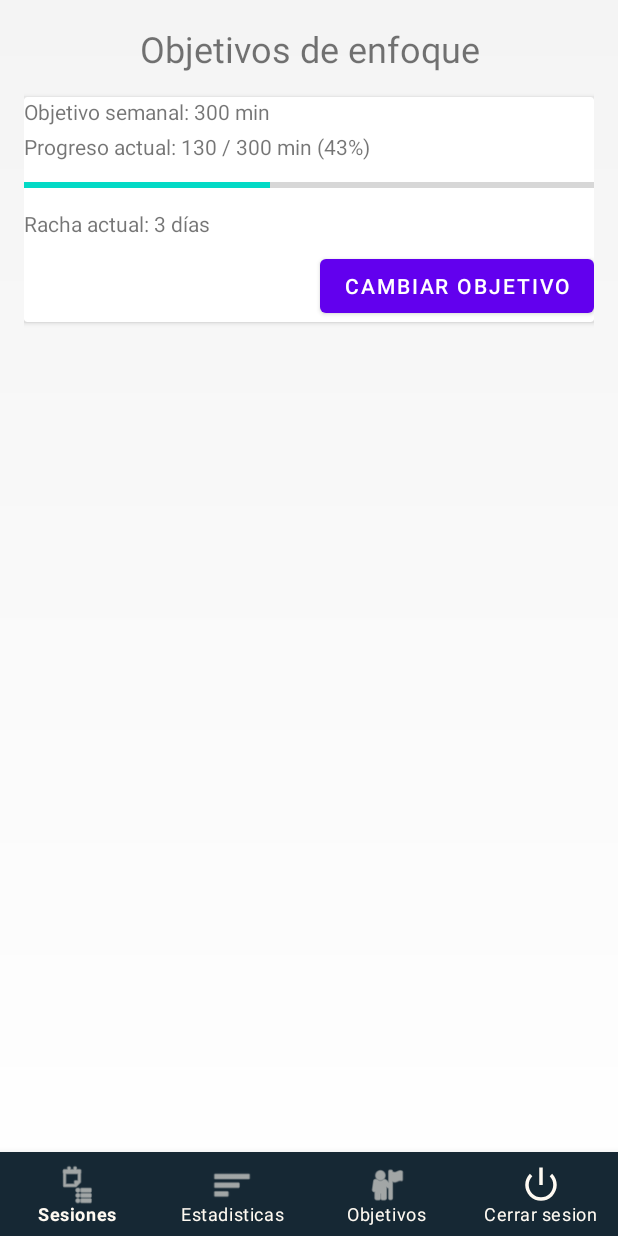
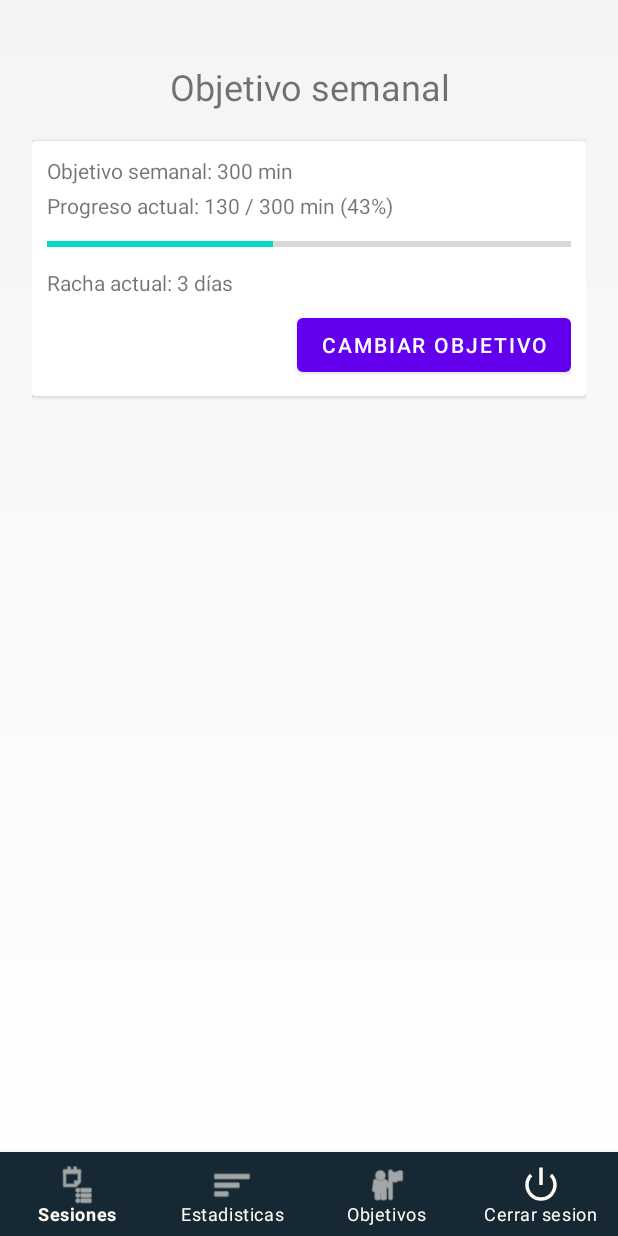
Before and after one commit to reguue2/focustrackr, an Android app: the fragment GoalsFragment placed in its activity, on a phone screen of 412 x 824 dp. Run offline under Robolectric (Android 15) with nearby library versions, the phone set to English and light mode, and no system bars; our stand-ins replace Room's generated code.

Commit message:
Objetivos implementado

```diff
--- a/app/src/main/res/layout/fragment_goals.xml
+++ b/app/src/main/res/layout/fragment_goals.xml
@@ -7,6 +7,7 @@
     <LinearLayout
         android:layout_width="match_parent"
         android:layout_height="wrap_content"
+        android:layout_margin="5dp"
         android:orientation="vertical">
 
         <!-- Título -->
@@ -14,62 +15,64 @@
             android:id="@+id/tvGoalsTitle"
             android:layout_width="match_parent"
             android:layout_height="wrap_content"
-            android:text="Objetivos de enfoque"
+            android:padding="20dp"
+            android:paddingBottom="16dp"
+            android:text="Objetivo semanal"
             android:textAlignment="center"
-            android:textSize="24sp"
-            android:paddingBottom="16dp" />
+            android:textSize="24sp" />
 
         <!-- Card con datos principales -->
         <androidx.cardview.widget.CardView
             android:layout_width="match_parent"
             android:layout_height="wrap_content"
             android:layout_marginBottom="16dp"
-            android:padding="16dp"
-            android:elevation="4dp">
+            android:elevation="4dp"
+            android:padding="16dp">
 
             <LinearLayout
                 android:layout_width="match_parent"
                 android:layout_height="wrap_content"
+                android:layout_margin="10dp"
                 android:orientation="vertical">
 
                 <TextView
                     android:id="@+id/tvWeeklyGoal"
                     android:layout_width="match_parent"
                     android:layout_height="wrap_content"
-                    android:text="Objetivo semanal: -- min"
-                    android:paddingBottom="4dp" />
+                    android:paddingBottom="4dp"
+                    android:text="Objetivo semanal: -- min" />
 
                 <!-- Estado/porcentaje -->
                 <TextView
                     android:id="@+id/tvWeeklyStatus"
                     android:layout_width="match_parent"
                     android:layout_height="wrap_content"
-                    android:text="Progreso: -- / -- min (--%)"
-                    android:paddingBottom="8dp" />
+                    android:paddingBottom="8dp"
+                    android:text="Progreso: -- / -- min (--%)" />
 
                 <ProgressBar
                     android:id="@+id/progressWeekly"
                     style="?android:attr/progressBarStyleHorizontal"
                     android:layout_width="match_parent"
                     android:layout_height="wrap_content"
-                    android:progress="0"
                     android:max="100"
-                    android:paddingBottom="8dp" />
+                    android:paddingBottom="8dp"
+                    android:progress="0" />
 
                 <TextView
                     android:id="@+id/tvCurrentStreak"
                     android:layout_width="match_parent"
                     android:layout_height="wrap_content"
-                    android:text="Racha actual: -- días"
-                    android:paddingBottom="8dp" />
+                    android:paddingBottom="8dp"
+                    android:text="Racha actual: -- días" />
 
                 <!-- Botón para cambiar objetivo -->
                 <Button
                     android:id="@+id/btnChangeGoal"
                     android:layout_width="wrap_content"
                     android:layout_height="wrap_content"
-                    android:text="Cambiar objetivo"
-                    android:layout_gravity="end" />
+                    android:layout_gravity="end"
+                    android:text="Cambiar objetivo" />
 
             </LinearLayout>
 
@@ -79,10 +82,10 @@
         <TextView
             android:layout_width="match_parent"
             android:layout_height="wrap_content"
+            android:paddingTop="8dp"
             android:text="(Gráfico próximamente)"
             android:textAlignment="center"
             android:textSize="16sp"
-            android:paddingTop="8dp"
             android:visibility="gone" />
 
     </LinearLayout>
```
